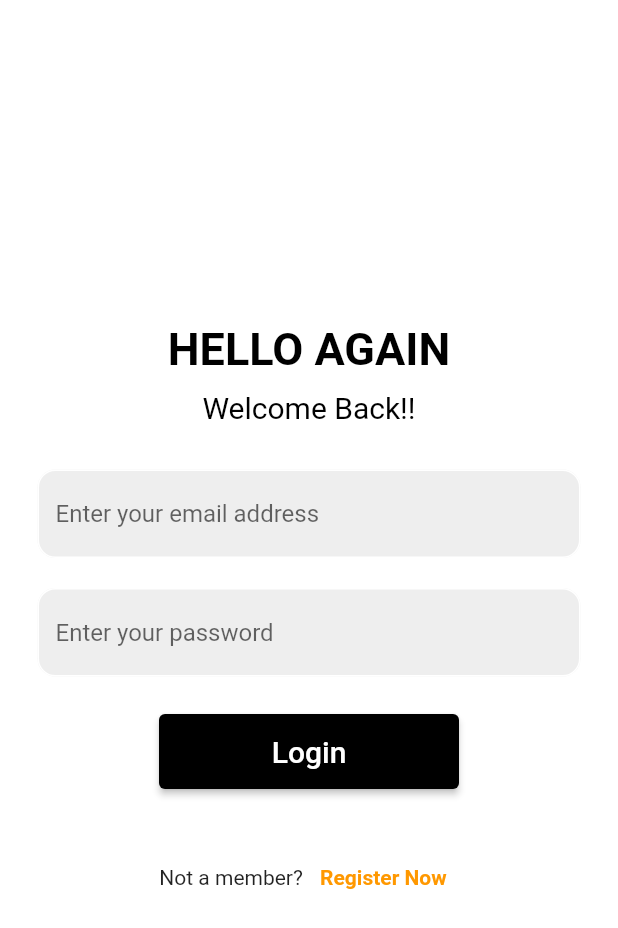
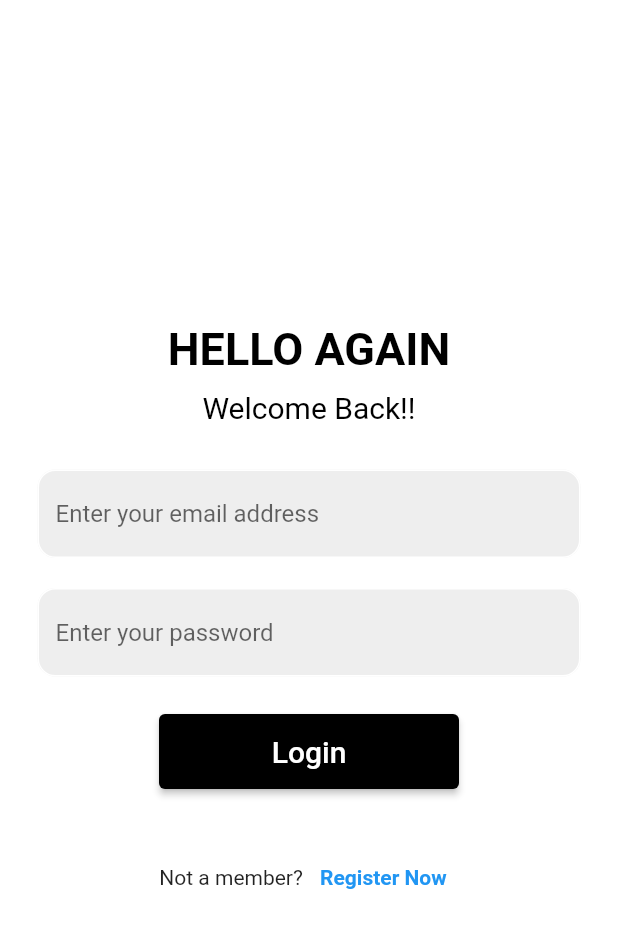
Before and after one commit to Jasm1nPtr/clothing-store, a Flutter app: the screen it shows after launch, after a tap on "Log In", on a phone screen of 412 x 824 dp. Shown: the top 928 px of the screen. Run offline on Flutter 3.47's test engine with Material 2 defaults, Android fonts, the phone set to English and light mode, and no system bars; our stand-ins replace firebase_auth, firebase_core, firebase_messaging, flutter_local_notifications, font_awesome_flutter, get and 3 more; accounts and stored records are empty; network calls fail.

Commit message:
change name and icon rename rename rename rename rename rename rename rename rename rename add new image first commit change border color change border color add something add icon flutter add icon flutter

```diff
--- a/lib/app/modules/register/views/login_view.dart
+++ b/lib/app/modules/register/views/login_view.dart
@@ -67,7 +67,7 @@ class _LoginViewState extends State<LoginView> {
                       borderRadius: BorderRadius.circular(12,)
                     ),
                     focusedBorder: OutlineInputBorder(
-                      borderSide: BorderSide(color: Colors.orange),
+                      borderSide: BorderSide(color: Colors.black),
                       borderRadius: BorderRadius.circular(12)
                     ),
                     hintText: 'Enter your email address',
@@ -90,7 +90,7 @@ class _LoginViewState extends State<LoginView> {
                       borderRadius: BorderRadius.circular(12,)
                     ),
                     focusedBorder: OutlineInputBorder(
-                      borderSide: BorderSide(color: Colors.orange),
+                      borderSide: BorderSide(color: Colors.black),
                       borderRadius: BorderRadius.circular(12)
                     ),
                     hintText: 'Enter your password',
@@ -153,7 +153,7 @@ class _LoginViewState extends State<LoginView> {
                     child: Text(
                       ' Register Now',
                       style: TextStyle(
-                        color: Colors.orange,
+                        color: Colors.blue,
                         fontWeight: FontWeight.bold
                       ),
                     ),
--- a/lib/app/modules/register/views/register_view.dart
+++ b/lib/app/modules/register/views/register_view.dart
@@ -67,7 +67,7 @@ super.dispose();
                       borderRadius: BorderRadius.circular(12,)
                     ),
                     focusedBorder: OutlineInputBorder(
-                      borderSide: BorderSide(color: Colors.orange),
+                      borderSide: BorderSide(color: Colors.black),
                       borderRadius: BorderRadius.circular(12)
                     ),
                     hintText: 'Enter your email address',
@@ -90,7 +90,7 @@ super.dispose();
                       borderRadius: BorderRadius.circular(12,)
                     ),
                     focusedBorder: OutlineInputBorder(
-                      borderSide: BorderSide(color: Colors.orange),
+                      borderSide: BorderSide(color: Colors.black),
                       borderRadius: BorderRadius.circular(12)
                     ),
                     hintText: 'Enter your password',
@@ -218,7 +218,7 @@ super.dispose();
                     child: Text(
                       'Log In',
                       style: TextStyle(
-                      color: Colors.orange,
+                      color: Colors.blue,
                        ),
                       ),
                     ),
--- a/lib/main.dart
+++ b/lib/main.dart
@@ -5,7 +5,7 @@ import 'package:firebase_core/firebase_core.dart';
 import 'package:flutter/material.dart';
 import 'package:get/get_navigation/src/root/get_material_app.dart';
 import 'app/widget/notification_handler.dart';
-
+import 'package:google_sign_in/google_sign_in.dart';
 
 void main() async{
   WidgetsFlutterBinding.ensureInitialized();
@@ -26,10 +26,20 @@ await FirebaseMessagingHandler().initLocalNotification();
   );
 }
 
+
+GoogleSignIn _googleSignIn = GoogleSignIn(
+  scopes: [
+    'email',
+    'https://www.googleapis.com/auth/contacts.readonly',
+  ],
+);
+
 class MyApp extends StatelessWidget {
   const MyApp({
     super.key,
   });
+
+
 
   @override
   Widget build(BuildContext context) {
--- a/pubspec.yaml
+++ b/pubspec.yaml
@@ -17,9 +17,11 @@ dependencies:
   flutter_staggered_grid_view: ^0.7.0
   firebase_core: ^2.22.0
   firebase_auth: ^4.14.0
+  google_sign_in: ^6.1.6
   # shared_preferences: ^2.2.2
   firebase_messaging: ^14.7.4
   flutter_local_notifications: ^16.1.0
+  # flutter_launcher_icons: ^0.13.1
   flutter:
     sdk: flutter
 
@@ -28,6 +30,7 @@ dev_dependencies:
   flutter_test:
     sdk: flutter
 
+
 flutter:
   assets:
     - assets/images/
```
Also changed, not shown: assets/images/logo.png (added), pubspec.lock, 12 other files.
